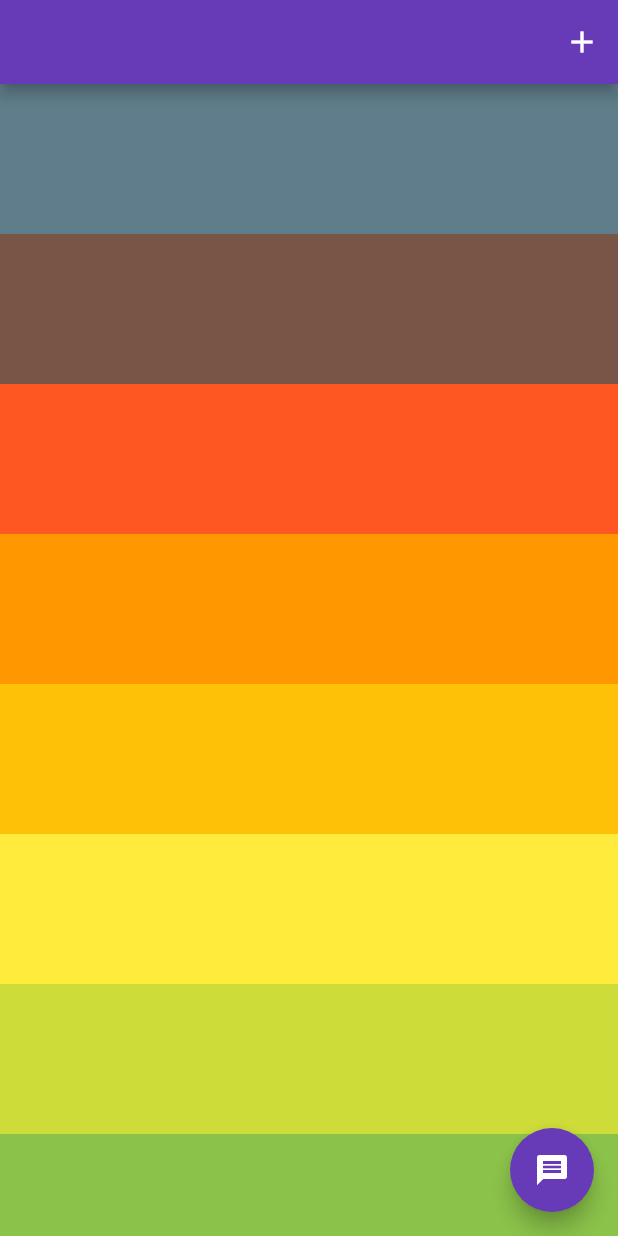
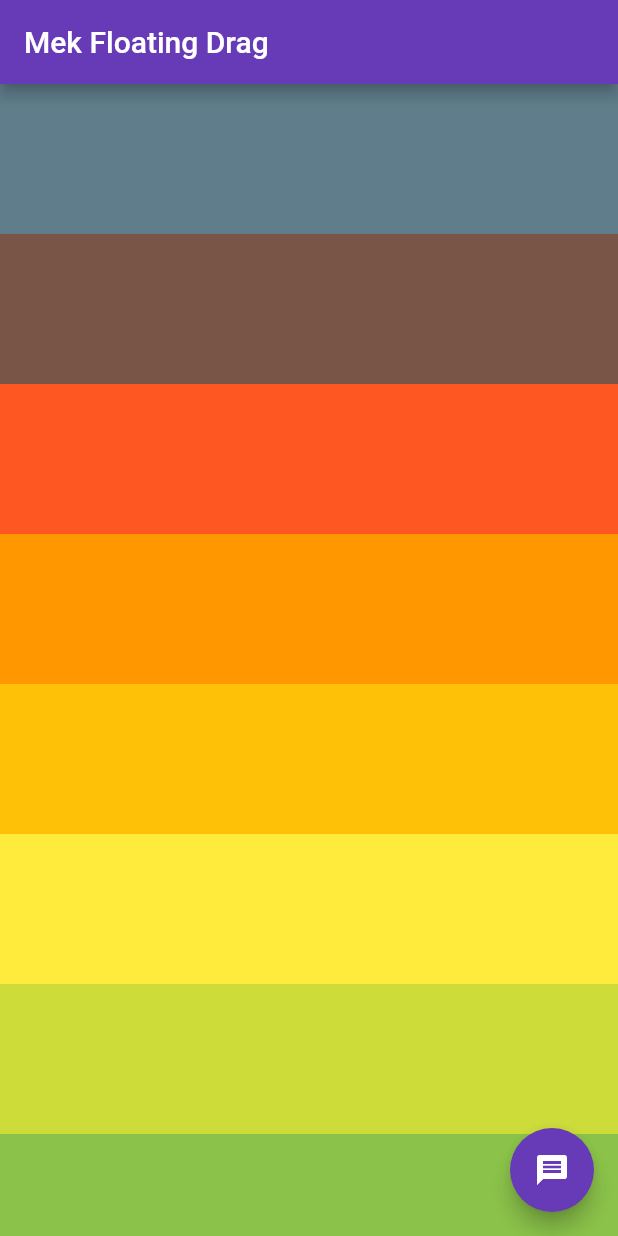
Before and after one commit to BreX900/mek_floating_drag, a Flutter app: the screen it shows after launch, on a phone screen of 412 x 824 dp. Run offline on Flutter 3.47's test engine with Material 2 defaults, Android fonts, the phone set to English and light mode, and no system bars.

Commit message:
- Feat add shadow to `FloatingCircularDragBin` - Fix controllers disposing - Feat improve example - Release 0.1.1

```diff
--- a/example/lib/main.dart
+++ b/example/lib/main.dart
@@ -11,6 +11,7 @@ class MyApp extends StatelessWidget {
   @override
   Widget build(BuildContext context) {
     return MaterialApp(
+      debugShowCheckedModeBanner: false,
       title: 'Mek Floating Drag',
       theme: ThemeData(
         primarySwatch: Colors.deepPurple,
@@ -40,10 +41,21 @@ class _MyHomePageState extends State<MyHomePage> with TickerProviderStateMixin {
   Widget build(BuildContext context) {
     final scaffold = Scaffold(
       appBar: AppBar(
+        title: const Text('Mek Floating Drag'),
         actions: [
-          IconButton(
-            onPressed: () => _draggableController.show(),
-            icon: const Icon(Icons.add),
+          AnimatedBuilder(
+            animation: _draggableController.visibilityAnimation,
+            child: IconButton(
+              onPressed: () => _draggableController.show(),
+              icon: const Icon(Icons.add),
+            ),
+            builder: (context, child) {
+              return Transform.scale(
+                scale: 1 - _draggableController.visibilityAnimation.value,
+                transformHitTests: false,
+                child: child!,
+              );
+            },
           ),
         ],
       ),
@@ -64,7 +76,7 @@ class _MyHomePageState extends State<MyHomePage> with TickerProviderStateMixin {
     final draggable = FloatingDraggable(
       controller: _draggableController,
       naturalEdgesResolver: (containerSize, childSize) {
-        return const EdgeInsets.symmetric(horizontal: double.nan, vertical: 64.0);
+        return const EdgeInsets.symmetric(horizontal: double.nan, vertical: 16.0);
       },
       elasticEdgesResolver: (containerSize, childSize) {
         return const EdgeInsets.symmetric(horizontal: 16.0, vertical: double.nan);
@@ -73,7 +85,10 @@ class _MyHomePageState extends State<MyHomePage> with TickerProviderStateMixin {
         return EdgeInsets.symmetric(horizontal: -(0.60 * childSize.width), vertical: double.nan);
       },
       child: FloatingActionButton(
-        onPressed: () {},
+        onPressed: () => ScaffoldMessenger.of(context).showSnackBar(SnackBar(
+          duration: const Duration(seconds: 1),
+          content: Text('Tapped!'),
+        )),
         child: const Icon(Icons.message),
       ),
     );
--- a/lib/src/floating_drag_bin/floating_circular_drag_bin.dart
+++ b/lib/src/floating_drag_bin/floating_circular_drag_bin.dart
@@ -5,6 +5,7 @@ import 'package:mek_floating_drag/src/floating_drag_bin/floating_drag_target_con
 class FloatingCircularDragBin extends StatelessWidget {
   final FloatingDragTargetController? controller;
   final double size;
+  final double elevation;
   final Color foregroundColor;
   final Color backgroundColor;
   final Widget icon;
@@ -13,6 +14,7 @@ class FloatingCircularDragBin extends StatelessWidget {
     Key? key,
     this.controller,
     this.size = 100,
+    this.elevation = 8.0,
     this.foregroundColor = Colors.white,
     this.backgroundColor = Colors.red,
     this.icon = const Icon(Icons.close),
@@ -26,11 +28,10 @@ class FloatingCircularDragBin extends StatelessWidget {
         return SizedBox(
           width: size,
           height: size,
-          child: DecoratedBox(
-            decoration: BoxDecoration(
-              shape: BoxShape.circle,
-              color: backgroundColor,
-            ),
+          child: Material(
+            elevation: elevation,
+            color: backgroundColor,
+            shape: const CircleBorder(),
             child: IconTheme.merge(
               data: IconThemeData(
                 color: foregroundColor,
--- a/lib/src/floating_draggable/floating_draggable_controller.dart
+++ b/lib/src/floating_draggable/floating_draggable_controller.dart
@@ -133,6 +133,9 @@ class FloatingDraggableController {
   }
 
   void dispose() {
+    _isDragging.dispose();
+    _position.dispose();
+    _visibilityController.dispose();
     _naturalElasticController.dispose();
     _restrictController.dispose();
   }
--- a/pubspec.yaml
+++ b/pubspec.yaml
@@ -1,6 +1,6 @@
 name: mek_floating_drag
-description: Enable a widget to be dragged allowing it to be removed if dropped in an area or hidden if time passes or is pressed out
-version: 0.1.0
+description: Enable a widget to be dragged allowing it to be removed if dropped in an area or hidden if time passes or is pressed out.
+version: 0.1.1
 repository: https://github.com/BreX900/mek_floating_drag
 
 environment:
```
Also changed, not shown: 2 other files.
